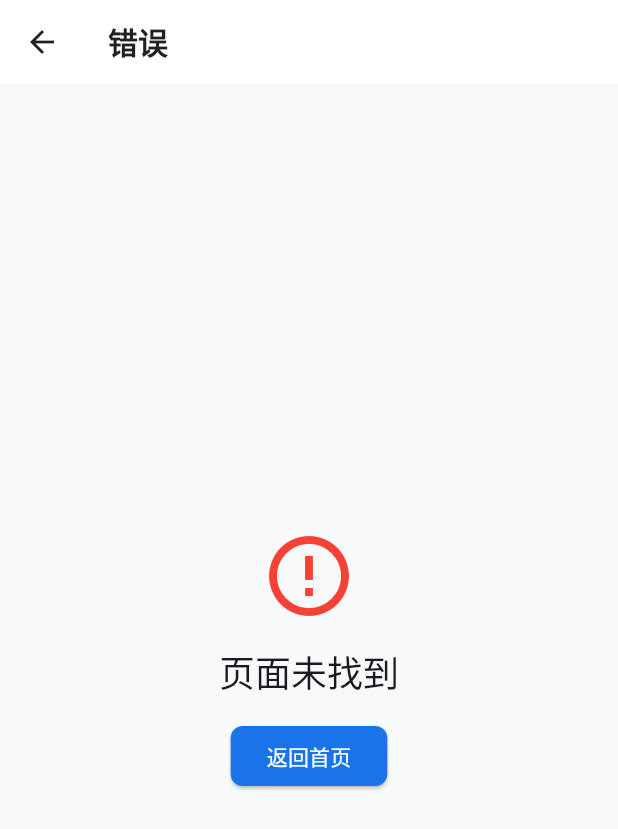
After one commit to ethanbourne789/EasyWork, a Flutter app: the ErrorPage screen opened directly, on a phone screen of 412 x 824 dp. The commit adds this screen. Shown: the top 829 px of the screen. Run offline on Flutter 3.47's test engine with Material 3 defaults, Android fonts, the phone set to English and light mode, and no system bars; our stand-ins replace drift, file_picker, flutter_riverpod, flutter_secure_storage, flutter_widget_from_html_core, go_router and 1 more; missing offline and left inert: enough_mail; accounts and stored records are empty; generated files the repository leaves out were written again.

Commit message:
refactor: resolve P2 technical debt (result type, navigation, error route, i18n)

```diff
--- a/lib/l10n/app_en.arb
+++ b/lib/l10n/app_en.arb
@@ -29,6 +29,7 @@
   "nav_exercise": "Exercise",
   "nav_log": "Log",
   "nav_settings": "Settings",
+  "nav_contacts": "Contacts",
   "nav_more": "More",
   "task_create": "New Task",
   "task_title": "Task Title",
--- a/lib/l10n/app_zh.arb
+++ b/lib/l10n/app_zh.arb
@@ -29,6 +29,7 @@
   "nav_exercise": "运动",
   "nav_log": "日志",
   "nav_settings": "设置",
+  "nav_contacts": "通讯录",
   "nav_more": "更多",
   "task_create": "新建任务",
   "task_title": "任务标题",
--- a/lib/main.dart
+++ b/lib/main.dart
@@ -1,3 +1,5 @@
+import 'dart:async';
+
 import 'package:flutter/material.dart';
 import 'package:flutter_riverpod/flutter_riverpod.dart';
 
@@ -27,7 +29,8 @@ class EasyWorkApp extends ConsumerStatefulWidget {
 }
 
 class _EasyWorkAppState extends ConsumerState<EasyWorkApp> {
-  bool _initialized = false;
+  final Completer<void> _initCompleter = Completer<void>();
+  bool _initFailed = false;
 
   @override
   void initState() {
@@ -36,9 +39,6 @@ class _EasyWorkAppState extends ConsumerState<EasyWorkApp> {
   }
 
   Future<void> _initializeEmailAccounts() async {
-    if (_initialized) return;
-    _initialized = true;
-
     try {
       final db = await ref.read(appDatabaseProvider.future);
       final accounts = await db.select(db.emailAccounts).get();
@@ -76,8 +76,7 @@ class _EasyWorkAppState extends ConsumerState<EasyWorkApp> {
         }
       }
 
-      // After all accounts connected, start sync in background
-      await Future<void>.delayed(const Duration(seconds: 1));
+      // Start sync in background for all accounts
       for (final account in accounts) {
         try {
           final syncService = ref.read(emailSyncServiceProvider);
@@ -92,6 +91,11 @@ class _EasyWorkAppState extends ConsumerState<EasyWorkApp> {
       }
     } catch (e) {
       debugPrint('Failed to initialize email accounts: $e');
+      _initFailed = true;
+    } finally {
+      if (!_initCompleter.isCompleted) {
+        _initCompleter.complete();
+      }
     }
   }
 
--- /dev/null
+++ b/lib/presentation/pages/error_page.dart
@@ -0,0 +1,39 @@
+import 'package:flutter/material.dart';
+
+class ErrorPage extends StatelessWidget {
+  final String? error;
+
+  const ErrorPage({super.key, this.error});
+
+  @override
+  Widget build(BuildContext context) {
+    return Scaffold(
+      appBar: AppBar(
+        title: const Text('错误'),
+      ),
+      body: Center(
+        child: Column(
+          mainAxisAlignment: MainAxisAlignment.center,
+          children: [
+            const Icon(
+              Icons.error_outline,
+              size: 64,
+              color: Colors.red,
+            ),
+            const SizedBox(height: 16),
+            Text(
+              error ?? '页面未找到',
+              style: Theme.of(context).textTheme.headlineSmall,
+              textAlign: TextAlign.center,
+            ),
+            const SizedBox(height: 16),
+            ElevatedButton(
+              onPressed: () => context.go('/notes'),
+              child: const Text('返回首页'),
+            ),
+          ],
+        ),
+      ),
+    );
+  }
+}
```
Also changed, not shown: lib/core/errors/result.dart (+36 -0 lines), lib/presentation/layouts/app_shell.dart (+79 -88 lines), lib/router/app_router.dart (+30 -0 lines).
